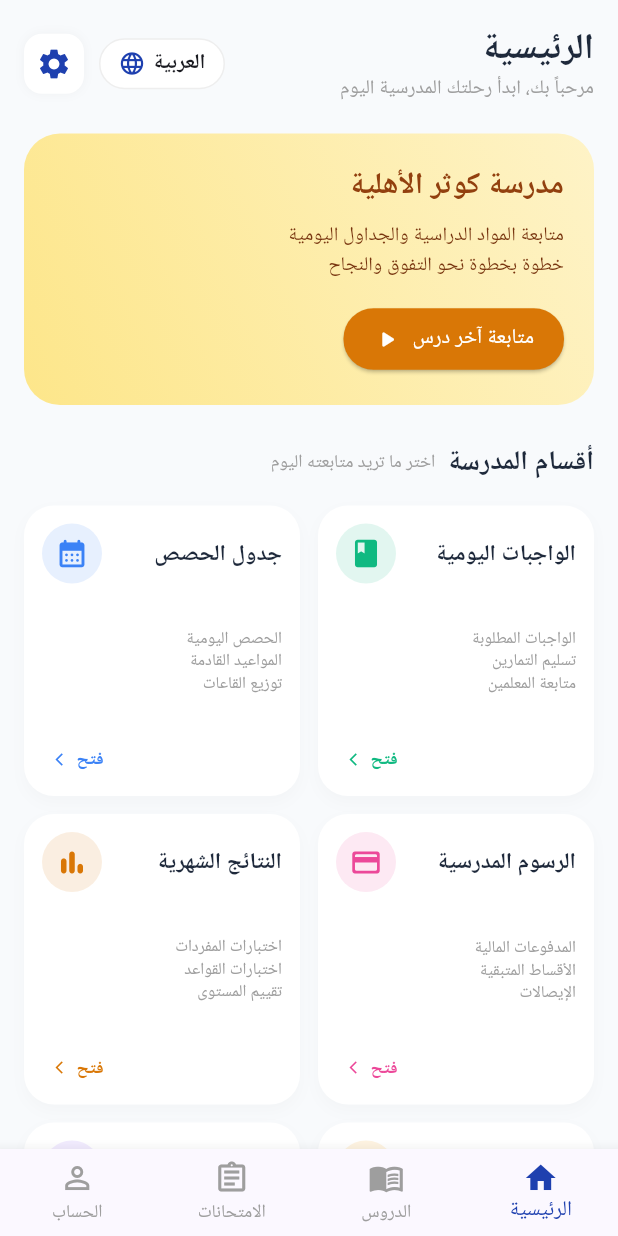
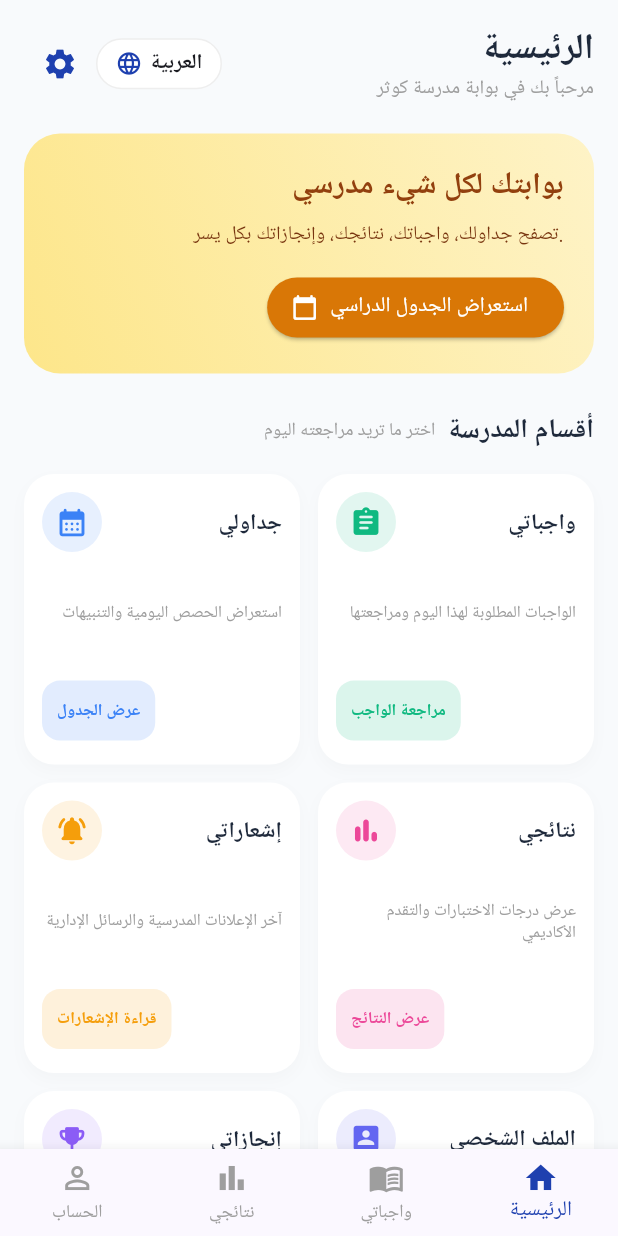
Before and after one commit to mahmood310m-hue/-, a Flutter app: the screen it shows after launch, on a phone screen of 412 x 824 dp. Run offline on Flutter 3.47's test engine with Material 3 defaults, Android fonts, the phone set to English and light mode, and no system bars.

Commit message:
Refactor main.dart to update navigation and UI

```diff
--- a/lib/main.dart
+++ b/lib/main.dart
@@ -13,56 +13,105 @@ class KawtarSchoolApp extends StatelessWidget {
       title: 'مدرسة كوثر الأهلية',
       debugShowCheckedModeBanner: false,
       theme: ThemeData(
-        primaryColor: const Color(0xFF1E40AF), // أزرق هادئ
-        scaffoldBackgroundColor: const Color(0xFFF8FAFC), // خلفية ناعمة لراحة العين
+        primaryColor: const Color(0xFF1E40AF),
+        scaffoldBackgroundColor: const Color(0xFFF8FAFC),
         colorScheme: ColorScheme.fromSeed(
           seedColor: const Color(0xFF1E40AF),
-          secondary: const Color(0xFFF59E0B), // ذهبي دافئ
+          secondary: const Color(0xFFF59E0B),
         ),
         useMaterial3: true,
       ),
-      home: const MainHomePage(),
+      home: const MainNavigationScreen(),
     );
   }
 }
 
-class MainHomePage extends StatefulWidget {
-  const MainHomePage({super.key});
+class MainNavigationScreen extends StatefulWidget {
+  const MainNavigationScreen({super.key});
 
   @override
-  State<MainHomePage> createState() => _MainHomePageState();
+  State<MainNavigationScreen> createState() => _MainNavigationScreenState();
 }
 
-class _MainHomePageState extends State<MainHomePage> {
-  int _currentIndex = 3; // تبويب الرئيسية مفعل افتراضياً (حسب الترتيب من اليمين)
+class _MainNavigationScreenState extends State<MainNavigationScreen> {
+  int _currentIndex = 3; // التبويب الافتراضي: الرئيسية
+
+  // الصفحات الرئيسية المرتبطة بالشريط السفلي
+  final List<Widget> _pages = [
+    const ProfilePage(),
+    const ResultsPage(),
+    const HomeworkPage(),
+    const DashboardTab(),
+  ];
 
   @override
   Widget build(BuildContext context) {
     return Scaffold(
       body: SafeArea(
-        child: SingleChildScrollView(
+        child: IndexedStack(
+          index: _currentIndex,
+          children: _pages,
+        ),
+      ),
+      bottomNavigationBar: BottomNavigationBar(
+        currentIndex: _currentIndex,
+        selectedItemColor: const Color(0xFF1E40AF),
+        unselectedItemColor: Colors.grey,
+        type: BottomNavigationBarType.fixed,
+        onTap: (index) {
+          setState(() {
+            _currentIndex = index;
+          });
+        },
+        items: const [
+          BottomNavigationBarItem(
+            icon: Icon(Icons.person_outline),
+            activeIcon: Icon(Icons.person),
+            label: 'الحساب',
+          ),
+          BottomNavigationBarItem(
+            icon: Icon(Icons.bar_chart_outlined),
+            activeIcon: Icon(Icons.bar_chart),
+            label: 'نتائجي',
+          ),
+          BottomNavigationBarItem(
+            icon: Icon(Icons.menu_book_outlined),
+            activeIcon: Icon(Icons.menu_book),
+            label: 'واجباتي',
+          ),
+          BottomNavigationBarItem(
+            icon: Icon(Icons.home_outlined),
+            activeIcon: Icon(Icons.home),
+            label: 'الرئيسية',
+          ),
+        ],
+      ),
+    );
+  }
+}
+
+// --- 1. الشاشة الرئيسية (Dashboard) ---
+class DashboardTab extends StatelessWidget {
+  const DashboardTab({super.key});
+
+  @override
+  Widget build(BuildContext context) {
+    return SingleChildScrollView(
       padding: const EdgeInsets.all(16.0),
       child: Column(
         crossAxisAlignment: CrossAxisAlignment.start,
         children: [
-              // الهيدر العلوي (الترحيب والعنوان)
           Row(
             mainAxisAlignment: MainAxisAlignment.spaceBetween,
             children: [
               Row(
                 children: [
-                      Container(
-                        padding: const EdgeInsets.all(8),
-                        decoration: BoxDecoration(
-                          color: Colors.white,
-                          borderRadius: BorderRadius.circular(12),
-                          boxShadow: [
-                            BoxShadow(color: Colors.grey.withOpacity(0.1), blurRadius: 5)
-                          ],
+                  IconButton(
+                    icon: const Icon(Icons.settings, color: Color(0xFF1E40AF)),
+                    onPressed: () {
+                      Navigator.push(context, MaterialPageRoute(builder: (context) => const SettingsPage()));
+                    },
                   ),
-                        child: const Icon(Icons.settings, color: Color(0xFF1E40AF)),
-                      ),
-                      const SizedBox(width: 10),
                   Container(
                     padding: const EdgeInsets.symmetric(horizontal: 12, vertical: 6),
                     decoration: BoxDecoration(
@@ -88,7 +137,7 @@ class _MainHomePageState extends State<MainHomePage> {
                     style: TextStyle(fontSize: 24, fontWeight: FontWeight.bold, color: Color(0xFF1E293B)),
                   ),
                   Text(
-                        'مرحباً بك، ابدأ رحلتك المدرسية اليوم',
+                    'مرحباً بك في بوابة مدرسة كوثر',
                     style: TextStyle(fontSize: 13, color: Colors.grey),
                   ),
                 ],
@@ -97,7 +146,7 @@ class _MainHomePageState extends State<MainHomePage> {
           ),
           const SizedBox(height: 20),
 
-              // البطاقة الكبيرة البارزة في الأعلى (Banner)
+          // البانر الترويجي الأكبر
           Container(
             width: double.infinity,
             padding: const EdgeInsets.all(20),
@@ -113,50 +162,44 @@ class _MainHomePageState extends State<MainHomePage> {
               crossAxisAlignment: CrossAxisAlignment.end,
               children: [
                 const Text(
-                      'مدرسة كوثر الأهلية',
+                  'بوابتك لكل شيء مدرسي',
                   style: TextStyle(fontSize: 20, fontWeight: FontWeight.bold, color: Color(0xFF92400E)),
                 ),
                 const SizedBox(height: 8),
                 const Text(
-                      'متابعة المواد الدراسية والجداول اليومية\nخطوة بخطوة نحو التفوق والنجاح',
+                  'تصفح جداولك، واجباتك، نتائجك، وإنجازاتك بكل يسر.',
                   textAlign: TextAlign.right,
-                      style: TextStyle(fontSize: 13, color: Color(0xFF78350F), height: 1.5),
+                  style: TextStyle(fontSize: 13, color: Color(0xFF78350F)),
                 ),
                 const SizedBox(height: 15),
                 ElevatedButton.icon(
-                      onPressed: () {},
+                  onPressed: () {
+                    Navigator.push(context, MaterialPageRoute(builder: (context) => const SchedulePage()));
+                  },
                   style: ElevatedButton.styleFrom(
                     backgroundColor: const Color(0xFFD97706),
                     foregroundColor: Colors.white,
                     shape: RoundedRectangleBorder(borderRadius: BorderRadius.circular(20)),
-                        padding: const EdgeInsets.symmetric(horizontal: 20, vertical: 10),
                   ),
-                      icon: const Icon(Icons.play_arrow_rounded),
-                      label: const Text('متابعة آخر درس'),
+                  icon: const Icon(Icons.calendar_today_rounded),
+                  label: const Text('استعراض الجدول الدراسي'),
                 ),
               ],
             ),
           ),
           const SizedBox(height: 25),
 
-              // عنوان قسم أقسام التعلم
           const Row(
             mainAxisAlignment: MainAxisAlignment.end,
             children: [
-                  Text(
-                    'اختر ما تريد متابعته اليوم',
-                    style: TextStyle(fontSize: 12, color: Colors.grey),
-                  ),
+              Text('اختر ما تريد مراجعته اليوم', style: TextStyle(fontSize: 12, color: Colors.grey)),
               SizedBox(width: 8),
-                  Text(
-                    'أقسام المدرسة',
-                    style: TextStyle(fontSize: 18, fontWeight: FontWeight.bold, color: Color(0xFF1E293B)),
-                  ),
+              Text('أقسام المدرسة', style: TextStyle(fontSize: 18, fontWeight: FontWeight.bold, color: Color(0xFF1E293B))),
             ],
           ),
           const SizedBox(height: 15),
 
-              // شبكة البطاقات (Grid Cards) بتصميم مشابه للصورة تماماً
+          // شبكة البطاقات المفعلة بالكامل
           GridView.count(
             crossAxisCount: 2,
             shrinkWrap: true,
@@ -166,103 +209,74 @@ class _MainHomePageState extends State<MainHomePage> {
             childAspectRatio: 0.95,
             children: [
               _buildSchoolCard(
-                    title: 'جدول الحصص',
-                    subtitle: 'الحصص اليومية\nالمواعيد القادمة\nتوزيع القاعات',
+                title: 'جداولي',
+                subtitle: 'استعراض الحصص اليومية والتنبيهات',
                 color: const Color(0xFF3B82F6),
                 icon: Icons.calendar_month_rounded,
+                btnText: 'عرض الجدول',
+                onTap: () => Navigator.push(context, MaterialPageRoute(builder: (context) => const SchedulePage())),
               ),
               _buildSchoolCard(
-                    title: 'الواجبات اليومية',
-                    subtitle: 'الواجبات المطلوبة\nتسليم التمارين\nمتابعة المعلمين',
+                title: 'واجباتي',
+                subtitle: 'الواجبات المطلوبة لهذا اليوم ومراجعتها',
                 color: const Color(0xFF10B981),
-                    icon: Icons.book_rounded,
+                icon: Icons.assignment_rounded,
+                btnText: 'مراجعة الواجب',
+                onTap: () => Navigator.push(context, MaterialPageRoute(builder: (context) => const HomeworkPage())),
               ),
               _buildSchoolCard(
-                    title: 'النتائج الشهرية',
-                    subtitle: 'اختبارات المفردات\nاختبارات القواعد\nتقييم المستوى',
-                    color: const Color(0xFFD97706),
-                    icon: Icons.bar_chart_rounded,
+                title: 'إشعاراتي',
+                subtitle: 'آخر الإعلانات المدرسية والرسائل الإدارية',
+                color: const Color(0xFFF59E0B),
+                icon: Icons.notifications_active_rounded,
+                btnText: 'قراءة الإشعارات',
+                onTap: () => Navigator.push(context, MaterialPageRoute(builder: (context) => const NotificationsPage())),
               ),
               _buildSchoolCard(
-                    title: 'الرسوم المدرسية',
-                    subtitle: 'المدفوعات المالية\nالأقساط المتبقية\nالإيصالات',
+                title: 'نتائجي',
+                subtitle: 'عرض درجات الاختبارات والتقدم الأكاديمي',
                 color: const Color(0xFFEC4899),
-                    icon: Icons.payment_rounded,
+                icon: Icons.bar_chart_rounded,
+                btnText: 'عرض النتائج',
+                onTap: () => Navigator.push(context, MaterialPageRoute(builder: (context) => const ResultsPage())),
               ),
               _buildSchoolCard(
-                    title: 'الامتحانات',
-                    subtitle: 'جدول الاختبارات\nنتائج الامتحانات\nمواعيد المراجعة',
+                title: 'إنجازاتي',
+                subtitle: 'متابعة التقدم والحصول على الشارات',
                 color: const Color(0xFF8B5CF6),
-                    icon: Icons.assignment_turned_in_rounded,
+                icon: Icons.emoji_events_rounded,
+                btnText: 'عرض الإنجازات',
+                onTap: () => Navigator.push(context, MaterialPageRoute(builder: (context) => const AchievementsPage())),
               ),
               _buildSchoolCard(
-                    title: 'الإنجازات والتقارير',
-                    subtitle: 'عدد الدروس المكتملة\nنقاط التميز\nالشارات التقديرية',
-                    color: const Color(0xFFF59E0B),
-                    icon: Icons.emoji_events_rounded,
+                title: 'الملف الشخصي',
+                subtitle: 'إدارة المعلومات والملف الأكاديمي',
+                color: const Color(0xFF6366F1),
+                icon: Icons.person_pin_rounded,
+                btnText: 'تعديل الملف',
+                onTap: () => Navigator.push(context, MaterialPageRoute(builder: (context) => const ProfilePage())),
               ),
             ],
-              ),
-            ],
-          ),
-        ),
-      ),
-      // القائمة السفلية (Bottom Navigation Bar) المطابقة تماماً للصورة
-      bottomNavigationBar: BottomNavigationBar(
-        currentIndex: _currentIndex,
-        selectedItemColor: const Color(0xFF1E40AF),
-        unselectedItemColor: Colors.grey,
-        type: BottomNavigationBarType.fixed,
-        onTap: (index) {
-          setState(() {
-            _currentIndex = index;
-          });
-        },
-        items: const [
-          BottomNavigationBarItem(
-            icon: Icon(Icons.person_outline),
-            activeIcon: Icon(Icons.person),
-            label: 'الحساب',
-          ),
-          BottomNavigationBarItem(
-            icon: Icon(Icons.assignment_outlined),
-            activeIcon: Icon(Icons.assignment),
-            label: 'الامتحانات',
-          ),
-          BottomNavigationBarItem(
-            icon: Icon(Icons.menu_book_outlined),
-            activeIcon: Icon(Icons.menu_book),
-            label: 'الدروس',
-          ),
-          BottomNavigationBarItem(
-            icon: Icon(Icons.home_outlined),
-            activeIcon: Icon(Icons.home),
-            label: 'الرئيسية',
           ),
         ],
       ),
     );
   }
 
-  // دالة بناء البطاقات بتصميم منسق وأنيق
   Widget _buildSchoolCard({
     required String title,
     required String subtitle,
     required Color color,
     required IconData icon,
+    required String btnText,
+    required VoidCallback onTap,
   }) {
     return Container(
       padding: const EdgeInsets.all(12),
       decoration: BoxDecoration(
         color: Colors.white,
         borderRadius: BorderRadius.circular(20),
-        boxShadow: [
-          BoxShadow(
-            color: Colors.grey.withOpacity(0.06),
-            blurRadius: 8,
-            offset: const Offset(0, 4),
-          ),
-        ],
+        boxShadow: [BoxShadow(color: Colors.grey.withOpacity(0.06), blurRadius: 8, offset: const Offset(0, 4))],
       ),
       child: Column(
         crossAxisAlignment: CrossAxisAlignment.end,
@@ -271,39 +285,23 @@ class _MainHomePageState extends State<MainHomePage> {
           Row(
             mainAxisAlignment: MainAxisAlignment.spaceBetween,
             children: [
-              CircleAvatar(
-                backgroundColor: color.withOpacity(0.12),
-                radius: 20,
-                child: Icon(icon, color: color, size: 22),
-              ),
-              Text(
-                title,
-                style: const TextStyle(fontSize: 15, fontWeight: FontWeight.bold, color: Color(0xFF1E293B)),
-              ),
+              CircleAvatar(backgroundColor: color.withOpacity(0.12), radius: 20, child: Icon(icon, color: color, size: 22)),
+              Text(title, style: const TextStyle(fontSize: 15, fontWeight: FontWeight.bold, color: Color(0xFF1E293B))),
             ],
           ),
-          Text(
-            subtitle,
-            textAlign: TextAlign.right,
-            style: const TextStyle(fontSize: 11, color: Colors.grey, height: 1.3),
-          ),
+          Text(subtitle, textAlign: TextAlign.right, style: const TextStyle(fontSize: 11, color: Colors.grey, height: 1.3)),
           Align(
             alignment: Alignment.centerLeft,
-            child: TextButton(
-              onPressed: () {},
-              style: TextButton.styleFrom(
-                padding: EdgeInsets.zero,
-                minimumSize: const Size(50, 25),
-                tapTargetSize: MaterialTapTargetSize.shrinkWrap,
+            child: ElevatedButton(
+              onPressed: onTap,
+              style: ElevatedButton.styleFrom(
+                backgroundColor: color.withOpacity(0.15),
+                foregroundColor: color,
+                elevation: 0,
+                padding: const EdgeInsets.symmetric(horizontal: 10, vertical: 4),
+                shape: RoundedRectangleBorder(borderRadius: BorderRadius.circular(12)),
               ),
-              child: Row(
-                mainAxisSize: MainAxisSize.min,
-                children: [
-                  Icon(Icons.arrow_back_ios, size: 10, color: color),
-                  const SizedBox(width: 4),
-                  Text('فتح', style: TextStyle(fontSize: 12, color: color, fontWeight: FontWeight.bold)),
-                ],
-              ),
+              child: Text(btnText, style: const TextStyle(fontSize: 11, fontWeight: FontWeight.bold)),
             ),
           ),
         ],
@@ -311,3 +309,130 @@ class _MainHomePageState extends State<MainHomePage> {
     );
   }
 }
+
+// --- 2. صفحة جدول الحصص ---
+class SchedulePage extends StatelessWidget {
+  const SchedulePage({super.key});
+  @override
+  Widget build(BuildContext context) {
+    return Scaffold(
+      appBar: AppBar(title: const Text('جدول الحصص الدراسية'), backgroundColor: const Color(0xFF1E40AF), foregroundColor: Colors.white),
+      body: ListView(
+        padding: const EdgeInsets.all(16),
+        children: const [
+          ListTile(leading: Icon(Icons.book, color: Colors.blue), title: Text('الرياضيات - 8:00 ص'), subtitle: Text('القاعة 12 | الأستاذ أحمد')),
+          Divider(),
+          ListTile(leading: Icon(Icons.language, color: Colors.green), title: Text('اللغة العربية - 9:00 ص'), subtitle: Text('القاعة 5 | الأستاذ محمد')),
+          Divider(),
+          ListTile(leading: Icon(Icons.science, color: Colors.orange), title: Text('العلوم - 10:30 ص'), subtitle: Text('المختبر | الأستاذ علي')),
+        ],
+      ),
+    );
+  }
+}
+
+// --- 3. صفحة الواجبات ---
+class HomeworkPage extends StatelessWidget {
+  const HomeworkPage({super.key});
+  @override
+  Widget build(BuildContext context) {
+    return Scaffold(
+      appBar: AppBar(title: const Text('الواجبات المدرسية'), backgroundColor: const Color(0xFF1E40AF), foregroundColor: Colors.white),
+      body: ListView(
+        padding: const EdgeInsets.all(16),
+        children: const [
+          Card(child: ListTile(title: Text('تمارين الرياضيات - الصفحة 45'), subtitle: Text('تاريخ التسليم: الغد'), trailing: Icon(Icons.check_circle_outline, color: Colors.orange))),
+          Card(child: ListTile(title: Text('قراءة سورة الكهف'), subtitle: Text('تاريخ التسليم: الخميس'), trailing: Icon(Icons.check_circle, color: Colors.green))),
+        ],
+      ),
+    );
+  }
+}
+
+// --- 4. صفحة النتائج ---
+class ResultsPage extends StatelessWidget {
+  const ResultsPage({super.key});
+  @override
+  Widget build(BuildContext context) {
+    return Scaffold(
+      appBar: AppBar(title: const Text('نتائج الاختبارات'), backgroundColor: const Color(0xFF1E40AF), foregroundColor: Colors.white),
+      body: ListView(
+        padding: const EdgeInsets.all(16),
+        children: const [
+          ListTile(title: Text('اختبار الرياضيات الشهر الأول'), trailing: Text('95/100', style: TextStyle(fontWeight: FontWeight.bold, fontSize: 16, color: Colors.green))),
+          Divider(),
+          ListTile(title: Text('اختبار اللغة الإنجليزية'), trailing: Text('88/100', style: TextStyle(fontWeight: FontWeight.bold, fontSize: 16, color: Colors.blue))),
+        ],
+      ),
+    );
+  }
+}
+
+// --- 5. صفحة الإشعارات ---
+class NotificationsPage extends StatelessWidget {
+  const NotificationsPage({super.key});
+  @override
+  Widget build(BuildContext context) {
+    return Scaffold(
+      appBar: AppBar(title: const Text('الإشعارات المدرسية'), backgroundColor: const Color(0xFF1E40AF), foregroundColor: Colors.white),
+      body: ListView(
+        padding: const EdgeInsets.all(16),
+        children: const [
+          Card(child: ListTile(leading: Icon(Icons.campaign, color: Colors.amber), title: Text('إجازة رسمية يوم الأحد القادم'), subtitle: Text('بمناسبة العطلة الوطنية'))),
+        ],
+      ),
+    );
+  }
+}
+
+// --- 6. صفحة الإنجازات ---
+class AchievementsPage extends StatelessWidget {
+  const AchievementsPage({super.key});
+  @override
+  Widget build(BuildContext context) {
+    return Scaffold(
+      appBar: AppBar(title: const Text('إنجازاتي وشارات التفوق'), backgroundColor: const Color(0xFF1E40AF), foregroundColor: Colors.white),
+      body: const Center(child: Text('🏆 الطالب المثالي للشهر الحالي!', style: TextStyle(fontSize: 18, fontWeight: FontWeight.bold))),
+    );
+  }
+}
+
+// --- 7. صفحة الملف الشخصي ---
+class ProfilePage extends StatelessWidget {
+  const ProfilePage({super.key});
+  @override
+  Widget build(BuildContext context) {
+    return Scaffold(
+      appBar: AppBar(title: const Text('الملف الشخصي للطالب'), backgroundColor: const Color(0xFF1E40AF), foregroundColor: Colors.white),
+      body: const Center(
+        child: Column(
+          mainAxisAlignment: MainAxisAlignment.center,
+          children: [
+            CircleAvatar(radius: 40, child: Icon(Icons.person, size: 50)),
+            SizedBox(height: 10),
+            Text('طالب مدرسة كوثر الأهلية', style: TextStyle(fontSize: 18, fontWeight: FontWeight.bold)),
+            Text('الصف الخامس الابتدائي', style: TextStyle(color: Colors.grey)),
+          ],
+        ),
+      ),
+    );
+  }
+}
+
+// --- 8. صفحة الإعدادات ---
+class SettingsPage extends StatelessWidget {
+  const SettingsPage({super.key});
+  @override
+  Widget build(BuildContext context) {
+    return Scaffold(
+      appBar: AppBar(title: const Text('الإعدادات'), backgroundColor: const Color(0xFF1E40AF), foregroundColor: Colors.white),
+      body: ListView(
+        children: const [
+          ListTile(leading: Icon(Icons.notifications), title: Text('تفعيل الإشعارات')),
+          ListTile(leading: Icon(Icons.dark_mode), title: Text('الوضع الداكن')),
+          ListTile(leading: Icon(Icons.lock), title: Text('تغيير كلمة المرور')),
+        ],
+      ),
+    );
+  }
+}
```
Lines whose indentation alone changed are shown as unchanged.
